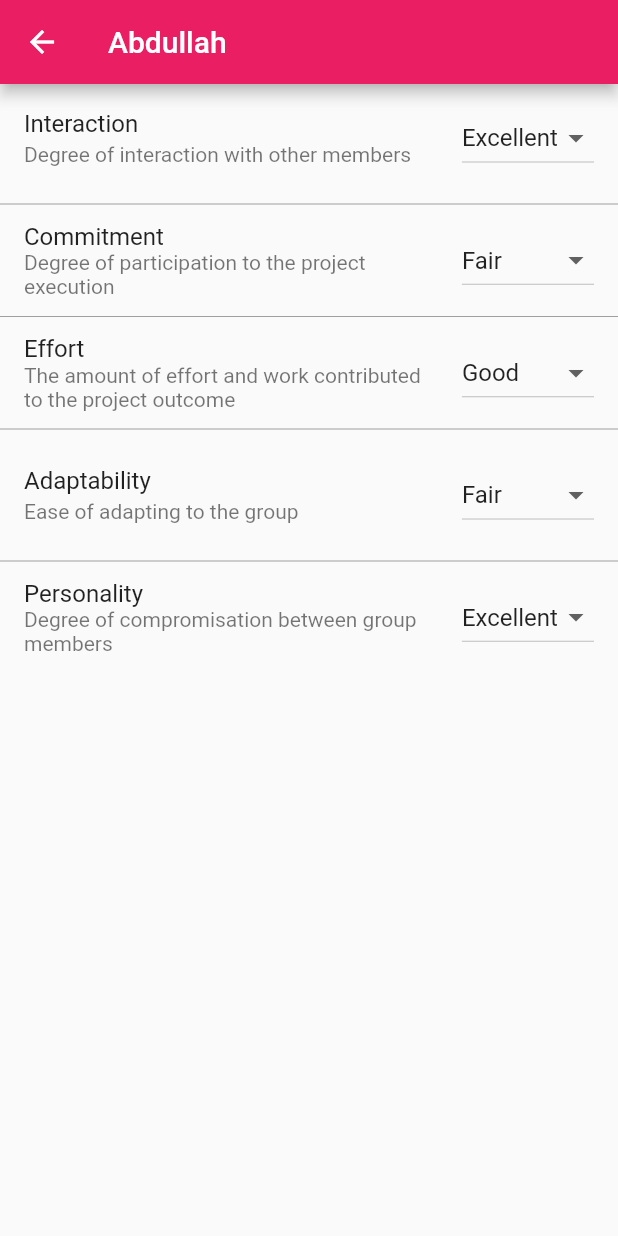
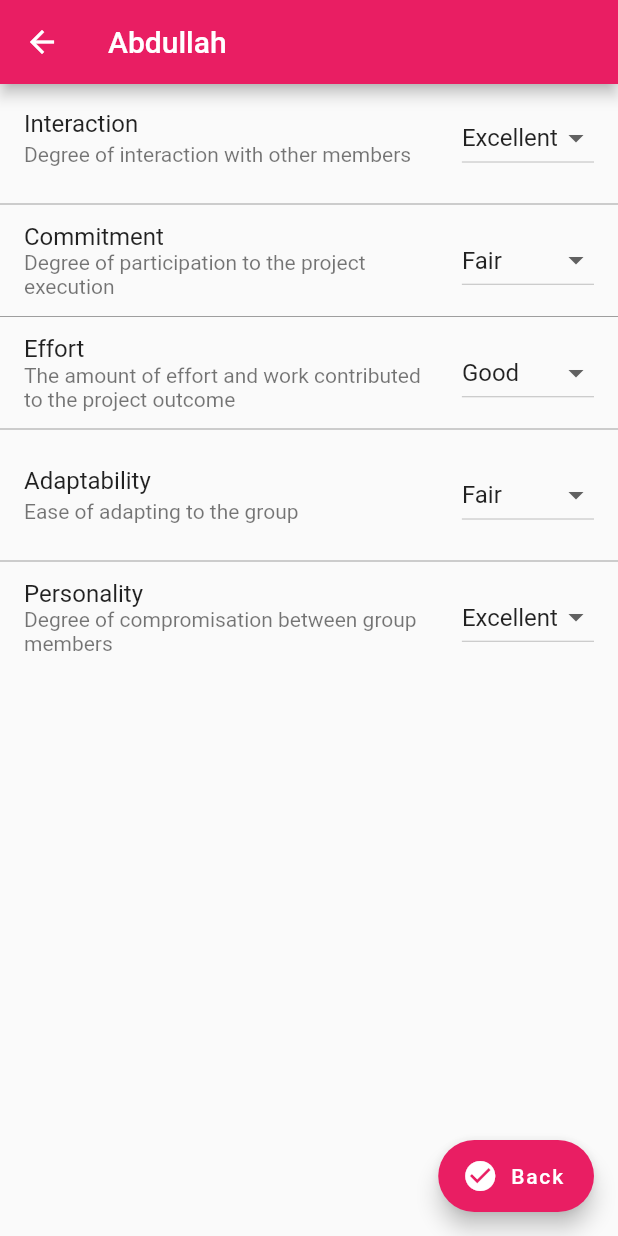
Before and after one commit to jumail-utm/navigation_simple, a Flutter app: the screen it shows after launch, after a tap on "Abdullah", on a phone screen of 412 x 824 dp. Run offline on Flutter 3.47's test engine with Material 2 defaults, Android fonts, the phone set to English and light mode, and no system bars.

Commit message:
Back from DetailsScreen to SummaryScreen programatically (via button)

```diff
--- a/lib/screens/details.dart
+++ b/lib/screens/details.dart
@@ -41,6 +41,17 @@ class _DetailsScreenState extends State<DetailsScreen> {
           color: Colors.grey,
         ),
       ),
+      floatingActionButton: Row(
+        mainAxisAlignment: MainAxisAlignment.end,
+        children: <Widget>[
+          FloatingActionButton.extended(
+            label: Text('Back'),
+            icon: Icon(Icons.check_circle),
+            heroTag: null,
+            onPressed: () => Navigator.of(context).pop(),
+          ),
+        ],
+      ),
     );
   }
 }
```
